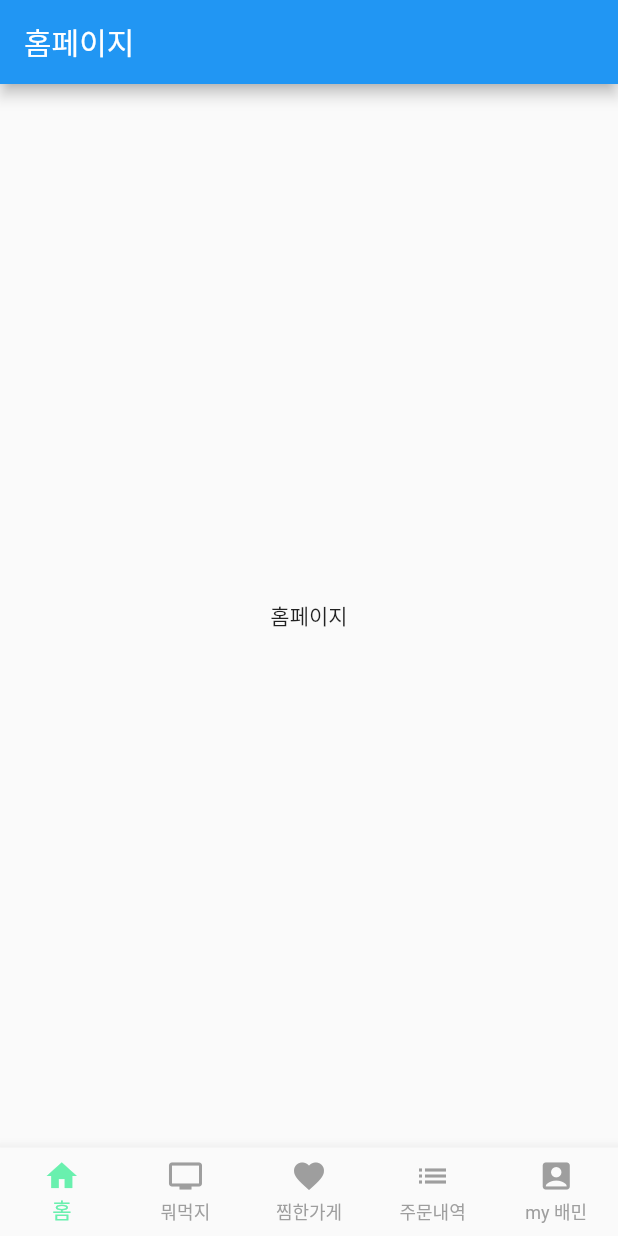
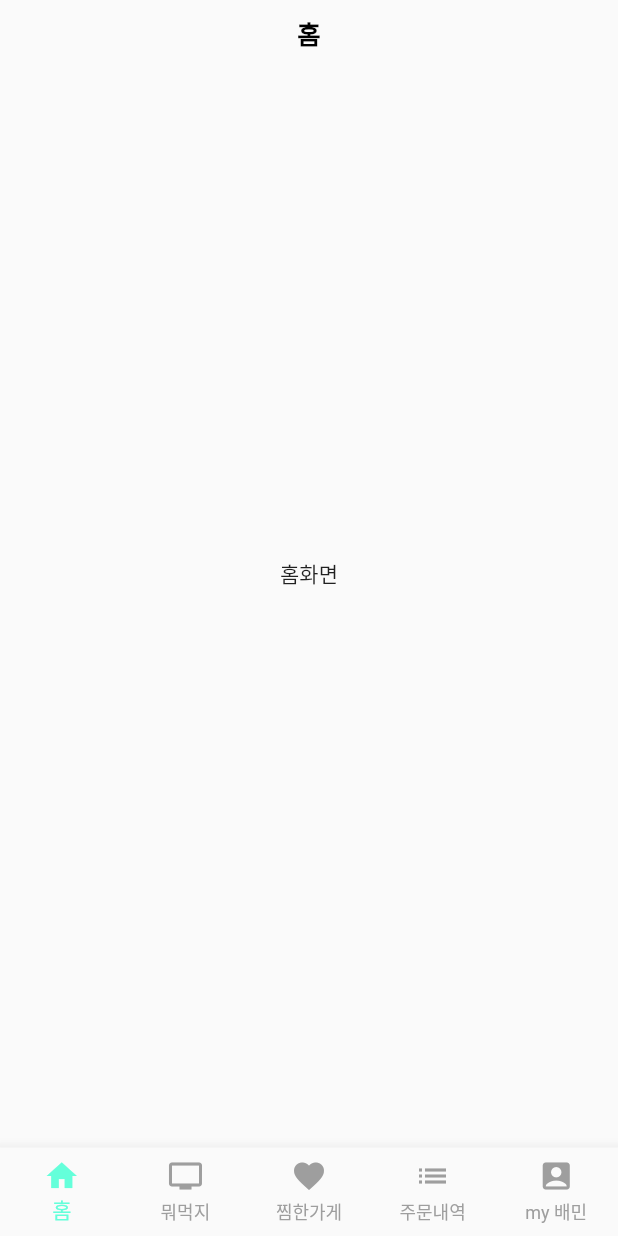
Before and after one commit to juhwan976/BAEMIN, a Flutter app: the screen it shows after launch, on a phone screen of 412 x 824 dp. Run offline on Flutter 3.47's test engine with Material 2 defaults, Android fonts, the light colour scheme and no system bars.

Commit message:
main.dart Home.dart WhatEat.dart 수정

```diff
--- a/baemin_app/lib/home/Home.dart
+++ b/baemin_app/lib/home/Home.dart
@@ -1,3 +1,4 @@
+import 'package:flutter/cupertino.dart';
 import 'package:flutter/material.dart';
 
 class HomePage extends StatefulWidget {
@@ -10,13 +11,17 @@ class HomePage extends StatefulWidget {
 class _HomePageState extends State<HomePage> {
   @override
   Widget build(BuildContext context) {
-    return Scaffold(
-      appBar: AppBar(
-        title: Text('홈페이지'),
+    return CupertinoPageScaffold(
+      navigationBar: CupertinoNavigationBar(
+        middle: Text(
+          '홈',
+        ),
       ),
-      body: Center(
-        child: Text('홈페이지'),
-      )
+      child: Center(
+        child: Text(
+          '홈화면',
+        ),
+      ),
     );
   }
 }
--- a/baemin_app/lib/main.dart
+++ b/baemin_app/lib/main.dart
@@ -79,7 +79,7 @@ class _MyHomePageState extends State<MyHomePage> {
             label: 'my 배민',
           ),
         ],
-        selectedItemColor: Colors.greenAccent[200],
+        selectedItemColor: Colors.tealAccent,
         unselectedItemColor: Colors.grey,
         currentIndex: _selectedIndex,
         onTap: _onTaped,
--- a/baemin_app/lib/whatEat/WhatEat.dart
+++ b/baemin_app/lib/whatEat/WhatEat.dart
@@ -11,6 +11,11 @@ class _WhatEatPageState extends State<WhatEatPage> {
   @override
   Widget build(BuildContext context) {
     return Scaffold(
+      appBar: AppBar(
+        toolbarHeight: 44,
+        elevation: 0.0,
+        title: Text('뭐먹지'),
+      ),
       body: Center(
         child: Text('뭐먹지'),
       ),
```
